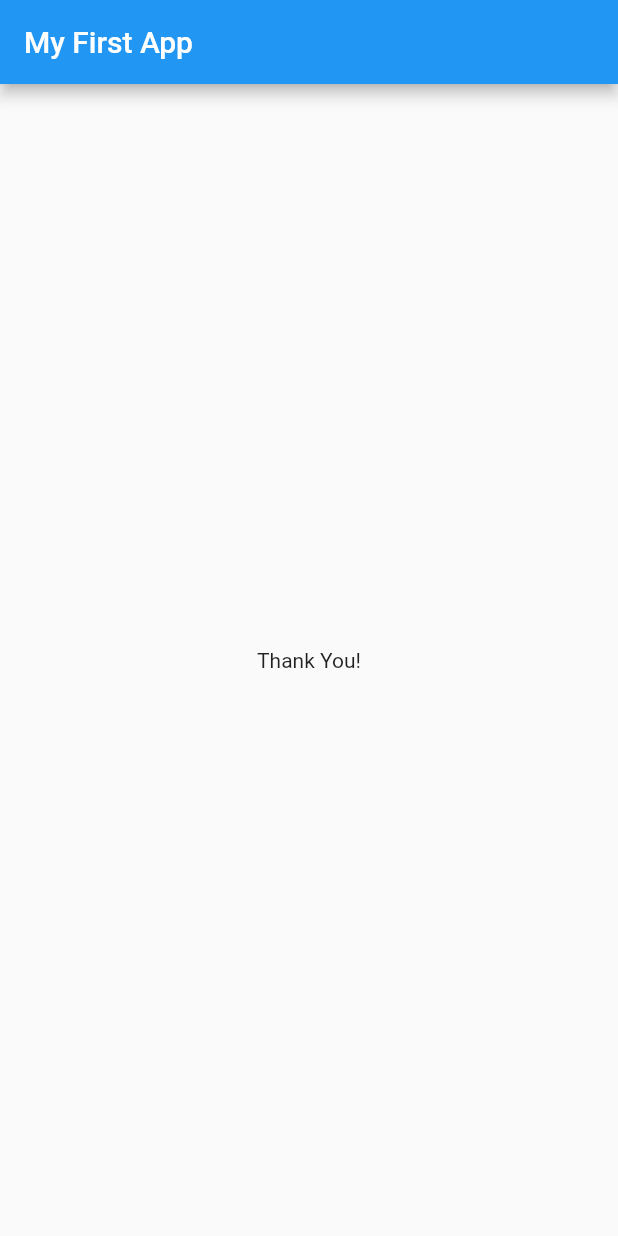
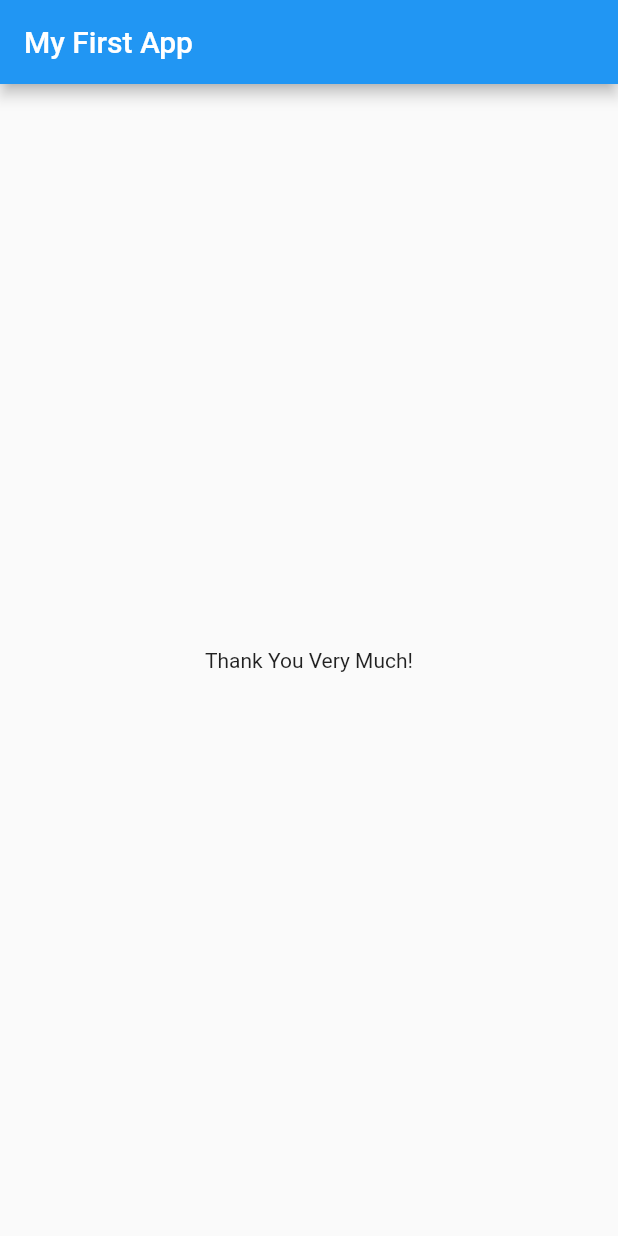
Before and after one commit to valdrinkuchi/flutter_app, a Flutter app: the screen it shows after launch, after a tap on "Red", after a tap on "BMW", on a phone screen of 412 x 824 dp. Run offline on Flutter 3.47's test engine with Material 2 defaults, Android fonts, the phone set to English and light mode, and no system bars.

Commit message:
new commit

```diff
--- a/lib/result.dart
+++ b/lib/result.dart
@@ -4,7 +4,7 @@ class Result extends StatelessWidget {
   @override
   Widget build(BuildContext context) {
     return Center(
-      child: Text("Thank You!"),
+      child: Text("Thank You Very Much!"),
     );
   }
 }
```
